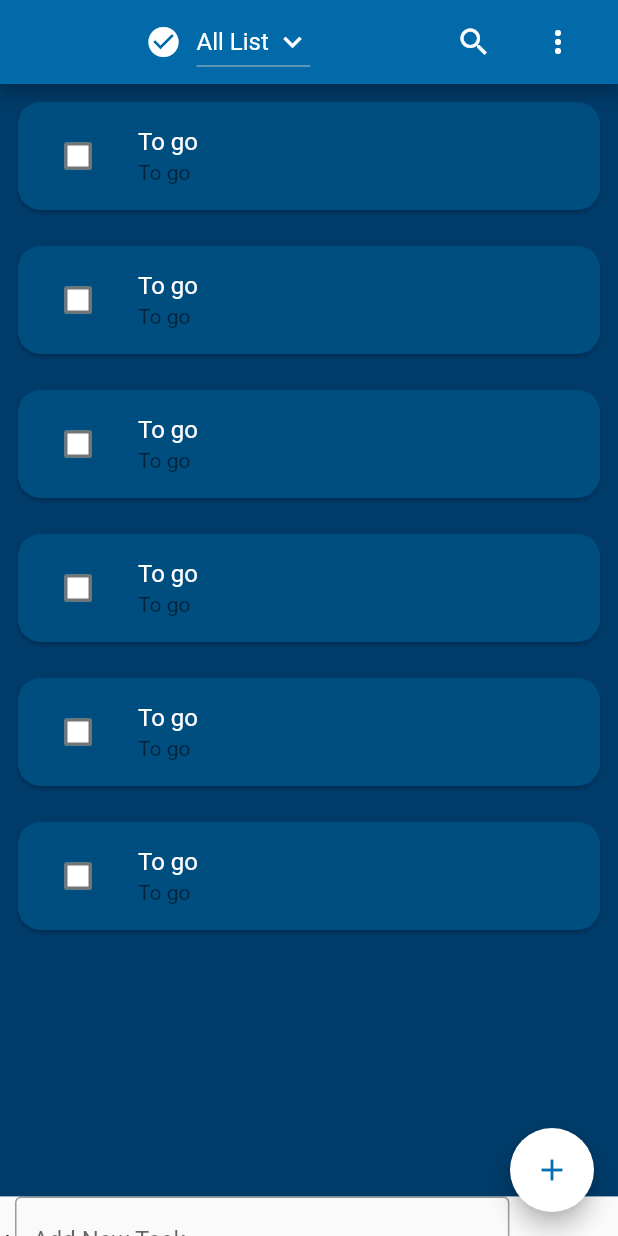
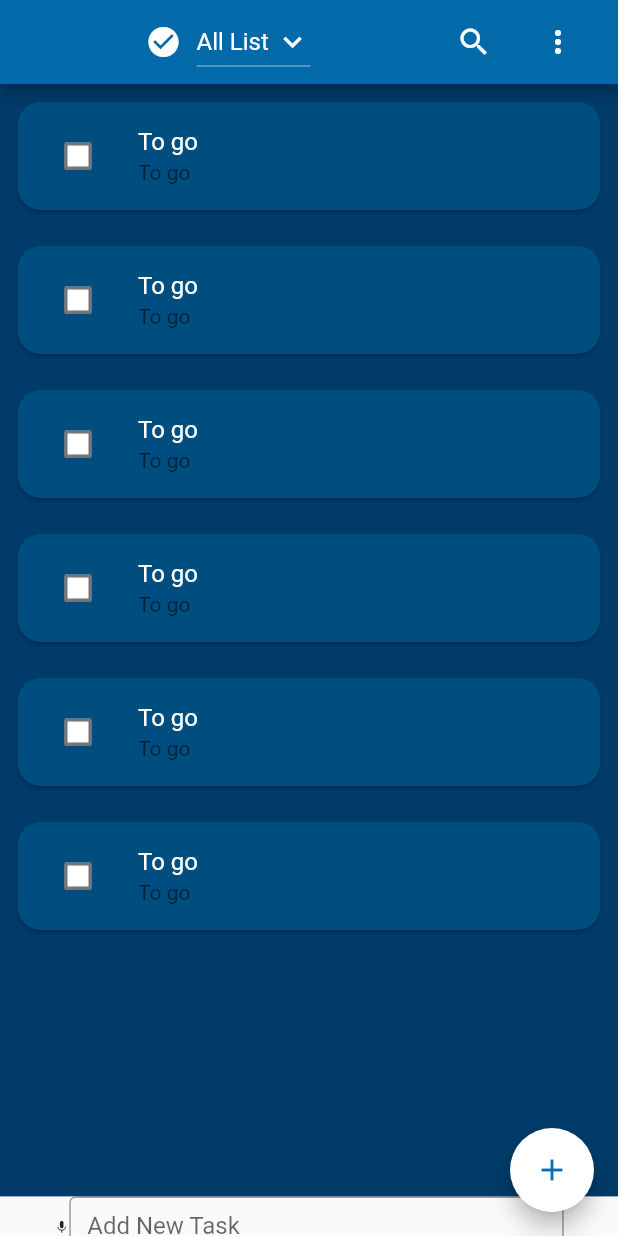
Before and after one commit to MFY2000/Jawan-Pakistan_Mobile-Hybrid-App-Dev-Using-Flutter_, a Flutter app: the screen it shows after launch, on a phone screen of 412 x 824 dp. Run offline on Flutter 3.47's test engine with Material 2 defaults, Android fonts, the phone set to English and light mode, and no system bars; our stand-ins replace font_awesome_flutter.

Commit message:
MFY auto commit at 08/11/2021 17:44:01

```diff
--- a/Tasks/Task09 (Todo App)/todo_app_1/lib/main.dart
+++ b/Tasks/Task09 (Todo App)/todo_app_1/lib/main.dart
@@ -79,7 +79,11 @@ class _MyHomePageState extends State<MyHomePage> {
               list: widget.lst,
             ),
           ),
-          Row(
+          Container(
+            height: 40,
+
+            child: Row(
+              mainAxisAlignment: MainAxisAlignment.center,
               children: [
                 Icon(
                   Icons.keyboard_voice,
@@ -96,6 +100,7 @@ class _MyHomePageState extends State<MyHomePage> {
                 )
               ],
             ),
+          ),
         ],
       ),
 
```
Lines whose indentation alone changed are shown as unchanged.
